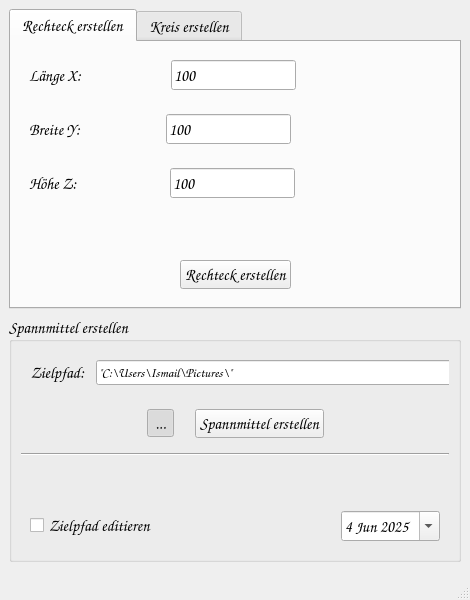
First picture: the form in UI/frm_main_window.ui, repository dampfwolke/blankmaker, before the edit.
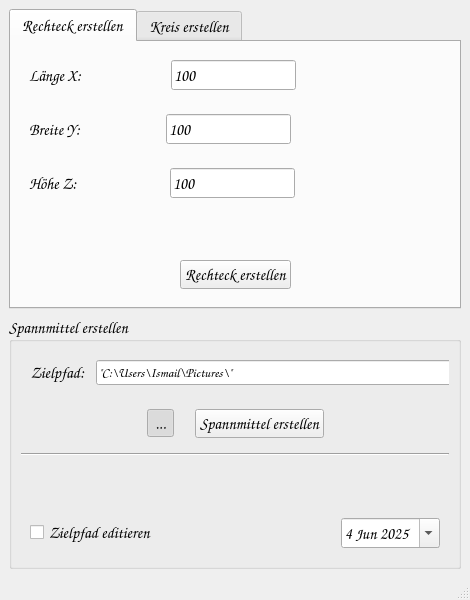
Second picture: the form after the edit.

```diff
--- a/UI/frm_main_window.ui
+++ b/UI/frm_main_window.ui
@@ -957,7 +957,7 @@
    <property name="font">
     <font>
      <family>Comic Sans MS</family>
-     <pointsize>14</pointsize>
+     <pointsize>10</pointsize>
      <bold>true</bold>
      <hintingpreference>PreferFullHinting</hintingpreference>
     </font>
```
